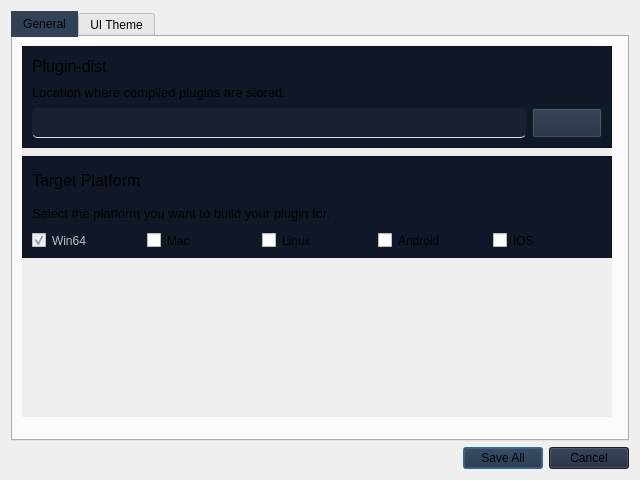
Qt form PluginBuilder/settings.ui (Mecanes-Org/PluginBuilder-source) before a commit.
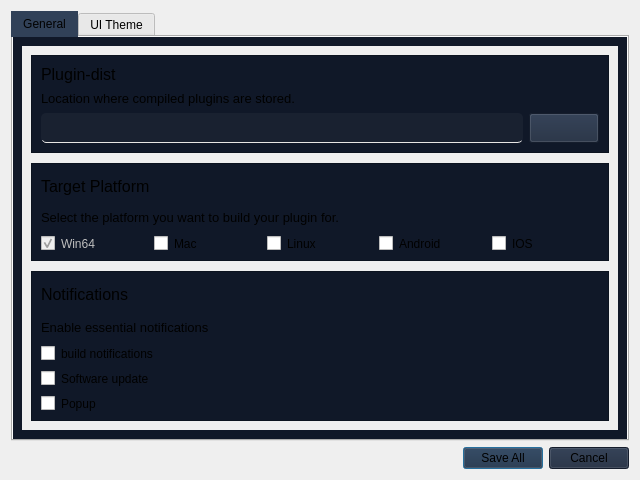
The same form after that commit. Icons and pictures are not drawn.

Commit message: v0.6.3 - update design - add beta version text

```diff
--- a/PluginBuilder/settings.ui
+++ b/PluginBuilder/settings.ui
@@ -10,6 +10,12 @@
     <height>480</height>
    </rect>
   </property>
+  <property name="sizePolicy">
+   <sizepolicy hsizetype="Minimum" vsizetype="Maximum">
+    <horstretch>0</horstretch>
+    <verstretch>0</verstretch>
+   </sizepolicy>
+  </property>
   <property name="windowTitle">
    <string>Dialog</string>
   </property>
@@ -22,7 +28,7 @@
 	border: none;
 }
 
-QFrame#frame_plugin_dist, QFrame#frame_target_platform {
+QFrame {
 	background-color: #101828;
 }
 
@@ -47,6 +53,9 @@
 </string>
   </property>
   <layout class="QVBoxLayout" name="verticalLayout_3">
+   <property name="spacing">
+    <number>6</number>
+   </property>
    <item>
     <widget class="QTabWidget" name="tabWidget">
      <property name="currentIndex">
@@ -56,14 +65,14 @@
       <attribute name="title">
        <string>General</string>
       </attribute>
+      <layout class="QVBoxLayout" name="verticalLayout_7">
+       <item>
       <widget class="QScrollArea" name="scrollArea">
-       <property name="geometry">
-        <rect>
-         <x>9</x>
-         <y>9</y>
-         <width>590</width>
-         <height>371</height>
-        </rect>
+         <property name="sizePolicy">
+          <sizepolicy hsizetype="Minimum" vsizetype="Preferred">
+           <horstretch>0</horstretch>
+           <verstretch>0</verstretch>
+          </sizepolicy>
        </property>
        <property name="widgetResizable">
         <bool>true</bool>
@@ -73,19 +82,22 @@
          <rect>
           <x>0</x>
           <y>0</y>
-          <width>590</width>
-          <height>371</height>
-         </rect>
-        </property>
+            <width>600</width>
+            <height>384</height>
+           </rect>
+          </property>
+          <property name="sizePolicy">
+           <sizepolicy hsizetype="Preferred" vsizetype="Preferred">
+            <horstretch>0</horstretch>
+            <verstretch>0</verstretch>
+           </sizepolicy>
+          </property>
+          <layout class="QVBoxLayout" name="verticalLayout_6">
+           <property name="spacing">
+            <number>10</number>
+           </property>
+           <item>
         <widget class="QFrame" name="frame_plugin_dist">
-         <property name="geometry">
-          <rect>
-           <x>0</x>
-           <y>0</y>
-           <width>590</width>
-           <height>102</height>
-          </rect>
-         </property>
          <property name="sizePolicy">
           <sizepolicy hsizetype="Preferred" vsizetype="Preferred">
            <horstretch>0</horstretch>
@@ -164,15 +176,9 @@
           </item>
          </layout>
         </widget>
+           </item>
+           <item>
         <widget class="QFrame" name="frame_target_platform">
-         <property name="geometry">
-          <rect>
-           <x>0</x>
-           <y>110</y>
-           <width>590</width>
-           <height>102</height>
-          </rect>
-         </property>
          <property name="sizePolicy">
           <sizepolicy hsizetype="Preferred" vsizetype="Preferred">
            <horstretch>0</horstretch>
@@ -272,8 +278,106 @@
           </item>
          </layout>
         </widget>
-       </widget>
-      </widget>
+           </item>
+           <item>
+            <widget class="QFrame" name="frame_notifications">
+             <property name="sizePolicy">
+              <sizepolicy hsizetype="Minimum" vsizetype="Maximum">
+               <horstretch>0</horstretch>
+               <verstretch>0</verstretch>
+              </sizepolicy>
+             </property>
+             <property name="minimumSize">
+              <size>
+               <width>500</width>
+               <height>150</height>
+              </size>
+             </property>
+             <property name="frameShape">
+              <enum>QFrame::Shape::StyledPanel</enum>
+             </property>
+             <property name="frameShadow">
+              <enum>QFrame::Shadow::Raised</enum>
+             </property>
+             <layout class="QVBoxLayout" name="verticalLayout_5">
+              <property name="spacing">
+               <number>6</number>
+              </property>
+              <item>
+               <widget class="QLabel" name="label_5">
+                <property name="sizePolicy">
+                 <sizepolicy hsizetype="Minimum" vsizetype="Preferred">
+                  <horstretch>0</horstretch>
+                  <verstretch>0</verstretch>
+                 </sizepolicy>
+                </property>
+                <property name="font">
+                 <font>
+                  <pointsize>12</pointsize>
+                 </font>
+                </property>
+                <property name="text">
+                 <string notr="true">Notifications</string>
+                </property>
+               </widget>
+              </item>
+              <item>
+               <widget class="QLabel" name="label_6">
+                <property name="font">
+                 <font>
+                  <pointsize>10</pointsize>
+                 </font>
+                </property>
+                <property name="text">
+                 <string>Enable essential notifications</string>
+                </property>
+               </widget>
+              </item>
+              <item>
+               <layout class="QVBoxLayout" name="verticalLayout">
+                <property name="spacing">
+                 <number>10</number>
+                </property>
+                <item>
+                 <widget class="QCheckBox" name="checkBox_Linux_2">
+                  <property name="cursor">
+                   <cursorShape>PointingHandCursor</cursorShape>
+                  </property>
+                  <property name="text">
+                   <string>build notifications</string>
+                  </property>
+                 </widget>
+                </item>
+                <item>
+                 <widget class="QCheckBox" name="checkBox_IOS_2">
+                  <property name="cursor">
+                   <cursorShape>PointingHandCursor</cursorShape>
+                  </property>
+                  <property name="text">
+                   <string>Software update</string>
+                  </property>
+                 </widget>
+                </item>
+                <item>
+                 <widget class="QCheckBox" name="checkBox_Mac_2">
+                  <property name="cursor">
+                   <cursorShape>PointingHandCursor</cursorShape>
+                  </property>
+                  <property name="text">
+                   <string>Popup</string>
+                  </property>
+                 </widget>
+                </item>
+               </layout>
+              </item>
+             </layout>
+            </widget>
+           </item>
+          </layout>
+         </widget>
+        </widget>
+       </item>
+      </layout>
      </widget>
      <widget class="QWidget" name="tab_ui_theme">
       <attribute name="title">
```
Lines whose indentation alone changed are shown as unchanged. The commit also changes 5 other files.
